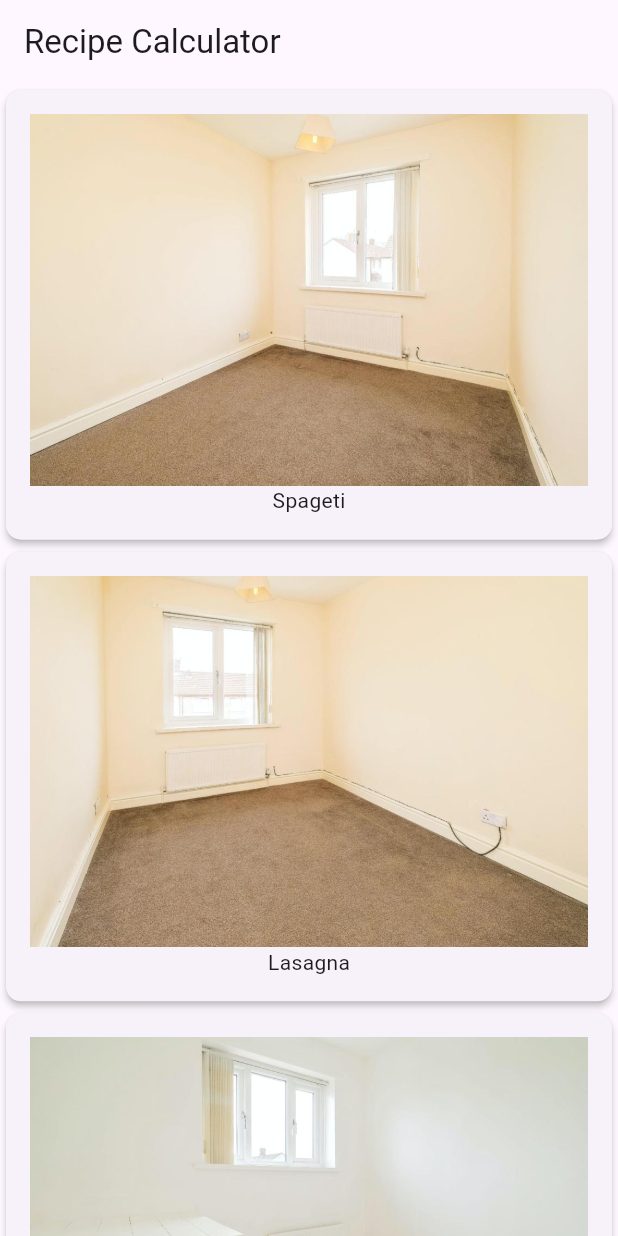
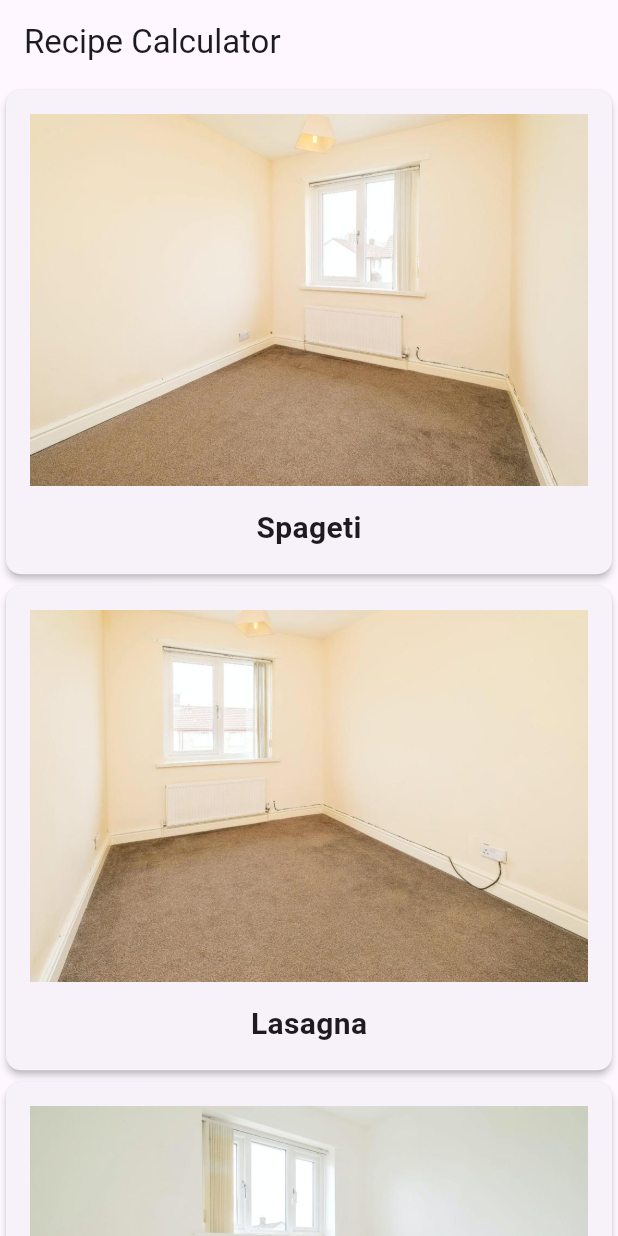
Before and after one commit to vasilijus/Recipe-App-Example, a Flutter app: the screen it shows after launch, on a phone screen of 412 x 824 dp. Run offline on Flutter 3.47's test engine with Material 3 defaults, Android fonts, the phone set to English and light mode, and no system bars; Roboto replaces fonts that are missing (Palatino).

```diff
--- a/lib/main.dart
+++ b/lib/main.dart
@@ -1,4 +1,5 @@
 import 'package:flutter/material.dart';
+import 'recipe_detail.dart';
 import 'recipe.dart';
 
 void main() {
@@ -52,8 +53,24 @@ class _MyHomePageState extends State<MyHomePage> {
         child: ListView.builder(
           itemCount: Recipe.samples.length,
           itemBuilder: (BuildContext context, int index) {
-            // return Text(Recipe.samples[index].label);
-            return buildRecipeCard(Recipe.samples[index]);
+
+            return GestureDetector(
+              onTap: () {
+                Navigator.push(
+                  context,
+                  MaterialPageRoute(
+                    builder: (context) {
+                      // TODO: Replace return with return RecipeDetail()
+                      // return Text('Detail page');
+                      return RecipeDetail(recipe: Recipe.samples[index]);
+                    },
+                  ),
+                );
+              },
+
+              child: buildRecipeCard(Recipe.samples[index]),
+            );
+
           },
         ),
       ),
@@ -73,7 +90,17 @@ class _MyHomePageState extends State<MyHomePage> {
         child: Column(
           children: <Widget>[
             Image(image: AssetImage(recipe.imageUrl)),
-            Text(recipe.label),
+            const SizedBox(
+              height: 14.0,
+            ),
+            Text(
+              recipe.label,
+              style: const TextStyle(
+                fontSize: 20.0,
+                fontWeight: FontWeight.w700,
+                fontFamily: 'Palatino',
+              ),
+            ),
           ],
         ),
       ),
```
Also changed, not shown: lib/recipe_detail.dart (added, +52 -0 lines).
